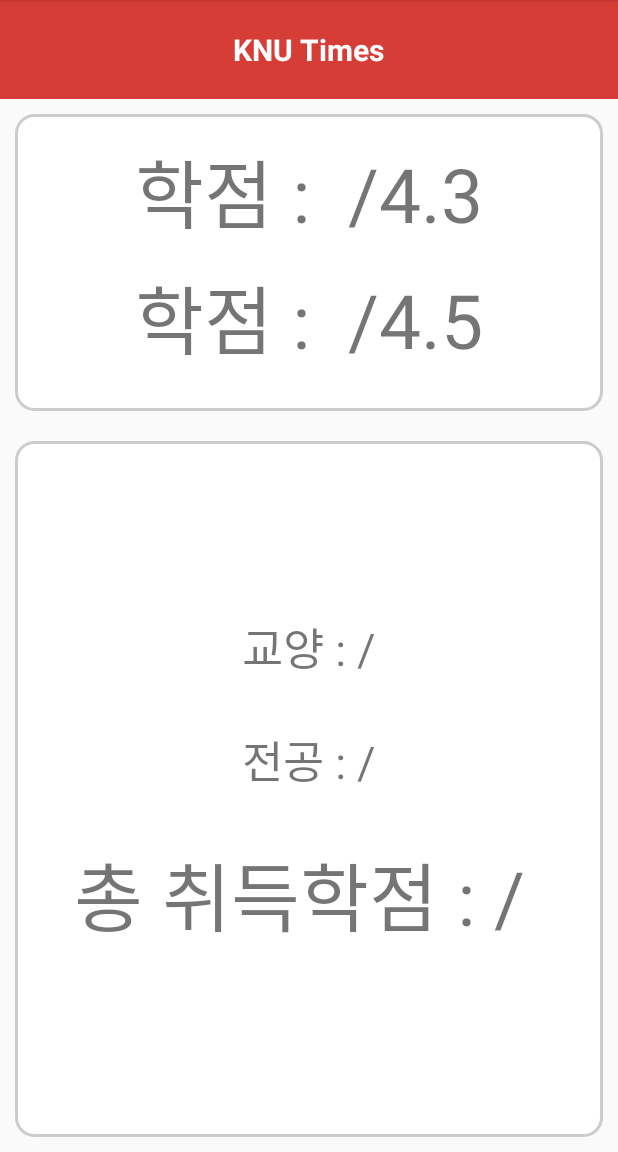
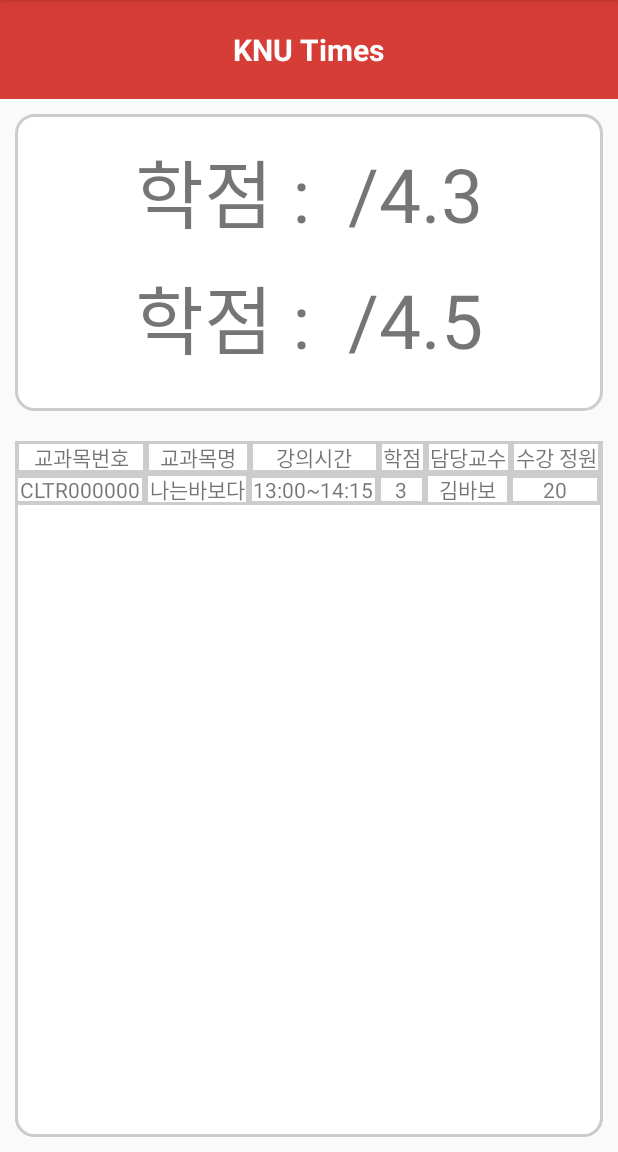
Before and after one commit to hyeonyukim/2020_SoftwareArchitecture_team4, an Android app: the Page5 screen opened directly, with no data from a screen before it, on a phone screen of 412 x 824 dp, the part 84-1236 px from its top. Run offline under Robolectric (Android 15) with nearby library versions, the phone set to English and light mode, and no system bars.

Commit message:
add 4.3 to 4.5, score 4.3, page5 redesign

```diff
--- a/app/src/main/res/layout/activity_page5.xml
+++ b/app/src/main/res/layout/activity_page5.xml
@@ -64,33 +64,38 @@
         android:layout_margin="10dp"
         android:orientation="vertical">
 
-        <TextView
-            android:id="@+id/P5refinement"
-            android:layout_width="fill_parent"
-            android:layout_height="wrap_content"
-            android:layout_marginBottom="30dp"
-            android:text=" 교양 : / "
-            android:textSize="30dp"
-            android:textAlignment="center" />
+        <TableLayout
+            android:layout_width="match_parent"
+            android:layout_height="0dp"
+            android:layout_weight="9"
+            android:background="@drawable/border"
+            android:stretchColumns="*"
+            >
+            <TableRow
+                android:layout_width="match_parent"
+                android:layout_height="wrap_content"
+                android:background="@drawable/tableborder"
+                android:gravity="center">
+                <TextView android:text="교과목번호" android:layout_width="wrap_content" android:background="@drawable/tableborder" android:textAlignment="center"></TextView>
+                <TextView android:text="교과목명" android:layout_width="wrap_content"  android:background="@drawable/tableborder" android:textAlignment="center"></TextView>
+                <TextView android:text="강의시간" android:layout_width="wrap_content" android:background="@drawable/tableborder" android:textAlignment="center"></TextView>
+                <TextView android:text="학점" android:layout_width="wrap_content" android:background="@drawable/tableborder" android:textAlignment="center"></TextView>
+                <TextView android:text="담당교수" android:layout_width="wrap_content" android:background="@drawable/tableborder" android:textAlignment="center"></TextView>
+                <TextView android:text="수강 정원" android:layout_width="wrap_content" android:background="@drawable/tableborder" android:textAlignment="center"></TextView>
+            </TableRow>
+            <TableRow
+                android:layout_width="match_parent"
+                android:layout_height="wrap_content"
+                android:background="@drawable/tableborder">
 
-        <TextView
-            android:id="@+id/P5major"
-            android:layout_width="fill_parent"
-            android:layout_height="wrap_content"
-            android:layout_marginBottom="30dp"
-            android:text=" 전공 : / "
-            android:textSize="30dp"
-            android:textAlignment="center" />
-
-        <TextView
-            android:id="@+id/P5allscore"
-            android:layout_width="fill_parent"
-            android:layout_height="wrap_content"
-            android:layout_marginBottom="10dp"
-            android:text="총 취득학점 : / "
-            android:textSize="50dp"
-            android:textAlignment="center"/>
-
+                <TextView android:text="CLTR000000" android:layout_width="wrap_content" android:background="@drawable/tableborder" android:textAlignment="center"></TextView>
+                <TextView android:text="나는바보다" android:layout_width="wrap_content" android:background="@drawable/tableborder" android:textAlignment="center"></TextView>
+                <TextView android:text="13:00~14:15" android:layout_width="wrap_content" android:background="@drawable/tableborder" android:textAlignment="center"></TextView>
+                <TextView android:text="3" android:layout_width="wrap_content" android:background="@drawable/tableborder" android:textAlignment="center"></TextView>
+                <TextView android:text="김바보" android:layout_width="wrap_content" android:background="@drawable/tableborder" android:textAlignment="center"></TextView>
+                <TextView android:text="20" android:layout_width="wrap_content" android:background="@drawable/tableborder" android:textAlignment="center"></TextView>
+            </TableRow>
+        </TableLayout>
     </LinearLayout>
 
 </LinearLayout>
```
